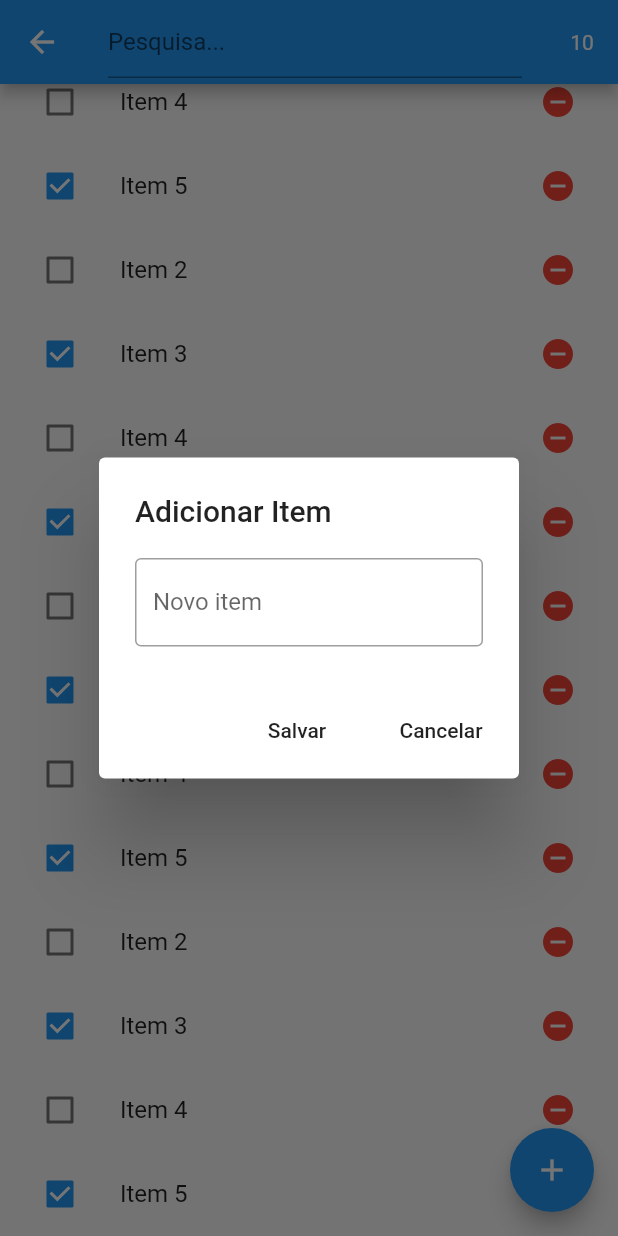
After one commit to thasciano/movie_mobx, a Flutter app: the ListaPage screen opened directly, scrolled down 576 dp, after a tap on the "remove circle" icon, after a tap on the "add" icon, on a phone screen of 412 x 824 dp. The commit adds this screen. Run offline on Flutter 3.47's test engine with Material 2 defaults, Android fonts, the phone set to English and light mode, and no system bars; our stand-ins replace flutter_mobx, mobx; generated files the repository leaves out were written again.

Commit message:
mobx com lista

```diff
--- a/lib/home.dart
+++ b/lib/home.dart
@@ -2,7 +2,10 @@ import 'package:flutter/cupertino.dart';
 import 'package:flutter/material.dart';
 import 'package:movie_mobx/formulario/cadastro.dart';
 import 'package:movie_mobx/controller.dart';
+import 'package:movie_mobx/lista/list_page.dart';
+import 'package:movie_mobx/lista/list_page.dart';
 import 'package:movie_mobx/login.dart';
+
 
 
 ///
@@ -46,8 +49,16 @@ class HomePage extends StatelessWidget {
                   );
                 },
                 child: Text('Cadastro'),
+              ),
+              RaisedButton(
+                onPressed: (){
+                  Navigator.push(
+                    context,
+                    MaterialPageRoute(builder: (context) => ListaPage()),
+                  );
+                },
+                child: Text('Lista'),
               )
-
             ],
           ),
         ),
--- /dev/null
+++ b/lib/lista/item_widget.dart
@@ -0,0 +1,34 @@
+import 'package:flutter/material.dart';
+import 'package:flutter_mobx/flutter_mobx.dart';
+import 'package:movie_mobx/lista/model/item_model.dart';
+
+///
+/// Created by Thasciano Carvalho on 10/01/2020.
+/// thasciano@gmail.com
+///
+class ItemWidget extends StatelessWidget {
+  final ItemModel item;
+  final Function removeClicked;
+
+  const ItemWidget({Key key, this.item, this.removeClicked}) : super(key: key);
+
+  @override
+  Widget build(BuildContext context) {
+    return Observer(
+      builder: (BuildContext context) {
+        return ListTile(
+          title: Text(item.title),
+          leading: Checkbox(
+            value: item.check,
+            onChanged: item.setCheck,
+          ),
+          trailing: IconButton(
+            color: Colors.red,
+            icon: Icon(Icons.remove_circle),
+            onPressed: removeClicked,
+          ),
+        );
+      },
+    );
+  }
+}
--- /dev/null
+++ b/lib/lista/list_page.dart
@@ -0,0 +1,90 @@
+import 'package:flutter/material.dart';
+import 'package:flutter_mobx/flutter_mobx.dart';
+import 'package:movie_mobx/lista/item_widget.dart';
+import 'package:movie_mobx/lista/lista_controller.dart';
+import 'package:movie_mobx/lista/model/item_model.dart';
+
+///
+/// Created by Thasciano Carvalho on 10/01/2020.
+/// thasciano@gmail.com
+///
+
+class ListaPage extends StatefulWidget {
+  @override
+  _ListaPageState createState() => _ListaPageState();
+}
+
+class _ListaPageState extends State<ListaPage> {
+  final listaController = ListaController();
+
+  @override
+  Widget build(BuildContext context) {
+    return Scaffold(
+      appBar: AppBar(
+        title: TextField(
+          decoration: InputDecoration(hintText: "Pesquisa..."),
+        ),
+        actions: <Widget>[
+          IconButton(
+            icon: Observer(
+              builder: (BuildContext context) {
+                return Text(listaController.totalChecked.toString());
+              },
+            ),
+          )
+        ],
+      ),
+      body: Observer(
+        builder: (BuildContext context) {
+          return Container(
+              child: ListView.builder(
+                  itemCount: this.listaController.listItens.length,
+                  itemBuilder: (context, index) {
+                    var item = listaController.listItens[index];
+                    return ItemWidget(
+                        item: item,
+                        removeClicked: () {
+                          listaController.removeItem(item);
+                        });
+                  }));
+        },
+      ),
+      floatingActionButton: FloatingActionButton(
+          child: Icon(Icons.add),
+          onPressed: () {
+            _dialog();
+          }),
+    );
+  }
+
+  _dialog() {
+    var model = ItemModel();
+    showDialog(
+        context: context,
+        builder: (BuildContext context) {
+          return AlertDialog(
+            title: Text("Adicionar Item"),
+            content: TextField(
+              onChanged: model.setTitle,
+              decoration: InputDecoration(
+                  border: OutlineInputBorder(), labelText: 'Novo item'),
+            ),
+            actions: <Widget>[
+              FlatButton(
+                onPressed: () {
+                  listaController.addItem(model);
+                  Navigator.of(context).pop();
+                },
+                child: Text('Salvar'),
+              ),
+              FlatButton(
+                onPressed: () {
+                  Navigator.of(context).pop();
+                },
+                child: Text('Cancelar'),
+              )
+            ],
+          );
+        });
+  }
+}
--- /dev/null
+++ b/lib/lista/lista_controller.dart
@@ -0,0 +1,56 @@
+import 'package:flutter/material.dart';
+import 'package:mobx/mobx.dart';
+import 'package:movie_mobx/lista/model/item_model.dart';
+part 'lista_controller.g.dart';
+///
+/// Created by Thasciano Carvalho on 10/01/2020.
+/// thasciano@gmail.com
+///
+class ListaController = _ListaControllerBase with _$ListaController;
+
+abstract class _ListaControllerBase with Store {
+
+  @computed
+  int get totalChecked => listItens.where((item)=>item.check).length;
+
+
+  @observable
+  ObservableList<ItemModel> listItens = [
+    ItemModel(title: 'Item 1', check: true),
+    ItemModel(title: 'Item 2', check: false),
+    ItemModel(title: 'Item 3', check: true),
+    ItemModel(title: 'Item 4', check: false),
+    ItemModel(title: 'Item 5', check: true),
+    ItemModel(title: 'Item 1', check: true),
+    ItemModel(title: 'Item 2', check: false),
+    ItemModel(title: 'Item 3', check: true),
+    ItemModel(title: 'Item 4', check: false),
+    ItemModel(title: 'Item 5', check: true),
+    ItemModel(title: 'Item 1', check: true),
+    ItemModel(title: 'Item 2', check: false),
+    ItemModel(title: 'Item 3', check: true),
+    ItemModel(title: 'Item 4', check: false),
+    ItemModel(title: 'Item 5', check: true),
+    ItemModel(title: 'Item 1', check: true),
+    ItemModel(title: 'Item 2', check: false),
+    ItemModel(title: 'Item 3', check: true),
+    ItemModel(title: 'Item 4', check: false),
+    ItemModel(title: 'Item 5', check: true),
+    ItemModel(title: 'Item 1', check: true),
+    ItemModel(title: 'Item 2', check: false),
+    ItemModel(title: 'Item 3', check: true),
+    ItemModel(title: 'Item 4', check: false),
+    ItemModel(title: 'Item 5', check: true),
+
+  ].asObservable();
+
+  @action
+  addItem(ItemModel model){
+    listItens.add(model);
+  }
+
+  @action
+  removeItem(ItemModel model){
+    listItens.removeWhere((item)=> item.title == model.title);
+  }
+}
--- /dev/null
+++ b/lib/lista/model/item_model.dart
@@ -0,0 +1,28 @@
+import 'package:mobx/mobx.dart';
+part 'item_model.g.dart';
+///
+/// Created by Thasciano Carvalho on 10/01/2020.
+/// thasciano@gmail.com
+///
+class ItemModel = _ItemModelBase with _$ItemModel;
+
+abstract class _ItemModelBase with Store{
+
+
+  @observable
+  String  title;
+
+  @observable
+  bool check;
+
+  _ItemModelBase({this.title, this.check = false});
+
+  @action
+  setTitle(String value) => title = value;
+
+  @action
+  setCheck(bool value) => check = value;
+
+
+
+}
--- a/lib/main.dart
+++ b/lib/main.dart
@@ -1,5 +1,6 @@
 import 'package:flutter/material.dart';
 import 'package:movie_mobx/formulario/cliente_controller.dart';
+import 'package:movie_mobx/lista/lista_controller.dart';
 import 'package:provider/provider.dart';
 import 'package:provider/single_child_widget.dart';
 
@@ -16,7 +17,10 @@ class MyApp extends StatelessWidget {
         Provider<ClienteController>(
           create: (context) => ClienteController(),
           dispose: (_, controller)=>controller.dispose(),
-        )
+        ),
+//        Provider<ListaController>(
+//          create: (context) => ListaController(),
+//        )
       ],
       child: MaterialApp(
         title: 'Flutter Demo',
```
Also changed, not shown: lib/formulario/cliente_controller.g.dart, lib/lista/lista_controller.g.dart (added), lib/lista/model/item_model.g.dart (added).
